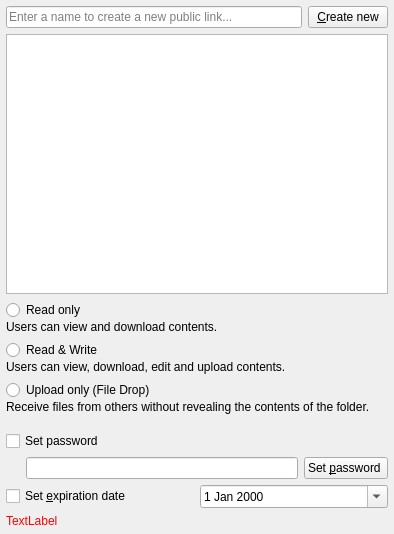
This is src/gui/sharelinkwidget.ui in shashank-sj/client as Qt 5 draws it before an edit. The edited form follows.
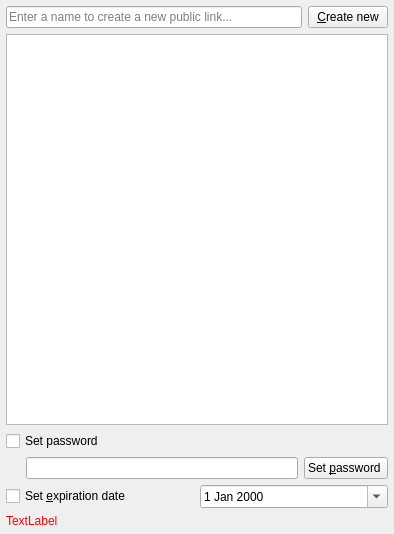
This is the edited form.

Commit message: Changes order of widgets, removes excess of text and do not display empty widgets.

Patch:
```diff
--- a/src/gui/sharelinkwidget.ui
+++ b/src/gui/sharelinkwidget.ui
@@ -150,126 +150,7 @@
         </item>
        </layout>
       </item>
-      <item row="2" column="0">
-       <widget class="QWidget" name="widget_editing" native="true">
-        <layout class="QGridLayout" name="layout_editing">
-         <property name="leftMargin">
-          <number>0</number>
-         </property>
-         <property name="topMargin">
-          <number>0</number>
-         </property>
-         <property name="rightMargin">
-          <number>0</number>
-         </property>
-         <property name="verticalSpacing">
-          <number>0</number>
-         </property>
-         <item row="1" column="0">
-          <widget class="QLabel" name="label_2">
-           <property name="sizePolicy">
-            <sizepolicy hsizetype="Preferred" vsizetype="Fixed">
-             <horstretch>0</horstretch>
-             <verstretch>0</verstretch>
-            </sizepolicy>
-           </property>
-           <property name="text">
-            <string>Users can view and download contents.</string>
-           </property>
-           <property name="wordWrap">
-            <bool>true</bool>
-           </property>
-          </widget>
-         </item>
-         <item row="2" column="0">
-          <spacer name="verticalSpacer">
-           <property name="orientation">
-            <enum>Qt::Vertical</enum>
-           </property>
-           <property name="sizeType">
-            <enum>QSizePolicy::Fixed</enum>
-           </property>
-           <property name="sizeHint" stdset="0">
-            <size>
-             <width>20</width>
-             <height>6</height>
-            </size>
-           </property>
-          </spacer>
-         </item>
-         <item row="6" column="0">
-          <widget class="QRadioButton" name="radio_uploadOnly">
-           <property name="text">
-            <string>Upload only (File Drop)</string>
-           </property>
-          </widget>
-         </item>
-         <item row="7" column="0">
-          <widget class="QLabel" name="label_4">
-           <property name="sizePolicy">
-            <sizepolicy hsizetype="Preferred" vsizetype="Fixed">
-             <horstretch>0</horstretch>
-             <verstretch>0</verstretch>
-            </sizepolicy>
-           </property>
-           <property name="text">
-            <string>Receive files from others without revealing the contents of the folder.</string>
-           </property>
-           <property name="wordWrap">
-            <bool>true</bool>
-           </property>
-          </widget>
-         </item>
-         <item row="0" column="0">
-          <widget class="QRadioButton" name="radio_readOnly">
-           <property name="text">
-            <string>Read only</string>
-           </property>
-          </widget>
-         </item>
-         <item row="3" column="0">
-          <widget class="QRadioButton" name="radio_readWrite">
-           <property name="text">
-            <string>Read &amp;&amp; Write</string>
-           </property>
-          </widget>
-         </item>
-         <item row="4" column="0">
-          <widget class="QLabel" name="label_3">
-           <property name="sizePolicy">
-            <sizepolicy hsizetype="Preferred" vsizetype="Fixed">
-             <horstretch>0</horstretch>
-             <verstretch>0</verstretch>
-            </sizepolicy>
-           </property>
-           <property name="text">
-            <string>Users can view, download, edit and upload contents.</string>
-           </property>
-           <property name="wordWrap">
-            <bool>true</bool>
-           </property>
-          </widget>
-         </item>
-         <item row="5" column="0">
-          <spacer name="verticalSpacer_2">
-           <property name="orientation">
-            <enum>Qt::Vertical</enum>
-           </property>
-           <property name="sizeType">
-            <enum>QSizePolicy::Fixed</enum>
-           </property>
-           <property name="sizeHint" stdset="0">
-            <size>
-             <width>20</width>
-             <height>6</height>
-            </size>
-           </property>
-          </spacer>
-         </item>
-        </layout>
-       </widget>
-      </item>
-      <item row="6" column="0">
+      <item row="5" column="0">
        <layout class="QHBoxLayout" name="horizontalLayout_expire">
         <property name="leftMargin">
          <number>0</number>
```
Left out of the diff: 4 changed lines with no effect on the pictures. The commit also changes 4 other files.
